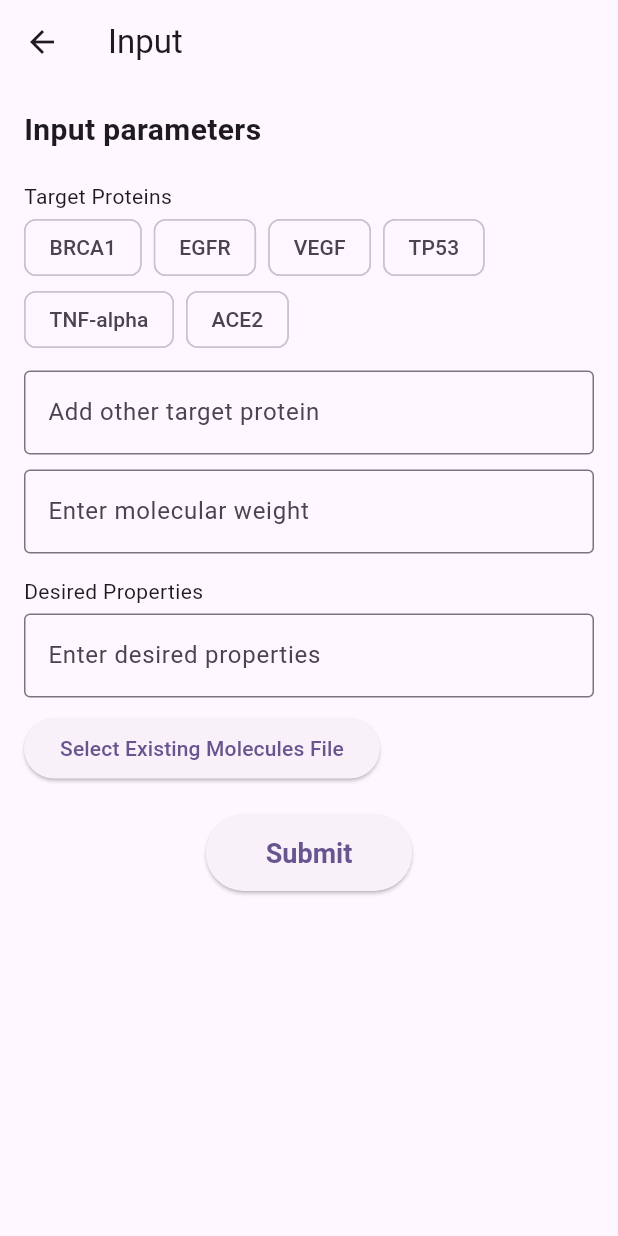
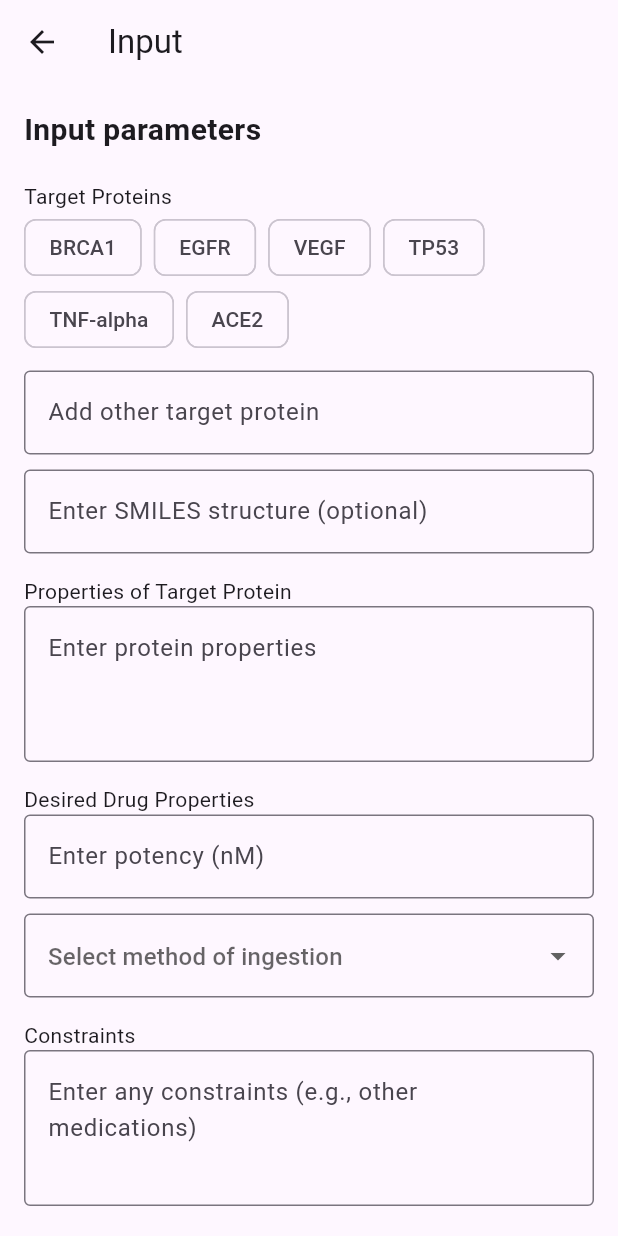
Before and after one commit to sri-harini-m/good-question, a Flutter app: the InputScreen screen opened by its route, on a phone screen of 412 x 824 dp. Run offline on Flutter 3.47's test engine with Material 3 defaults, Android fonts, the phone set to English and light mode, and no system bars; our stand-ins replace flutter_dotenv; network calls fail.

Commit message:
made the input screen prettier

```diff
--- a/lib/screens/ai_generation_screen.dart
+++ b/lib/screens/ai_generation_screen.dart
@@ -13,7 +13,8 @@ class AiGenerationScreen extends StatefulWidget {
 }
 
 class _AiGenerationScreenState extends State<AiGenerationScreen> {
-  String generatedMolecule = "Generating potential molecules...";
+  String generatedMolecule =
+      "Generating potential molecules...\nAI is currently generating potential drug candidates...";
   int elapsedTime = 0;
   bool isPaused = false;
   bool isStopped = false;
@@ -62,7 +63,7 @@ class _AiGenerationScreenState extends State<AiGenerationScreen> {
               'parts': [
                 {
                   'text':
-                      'Generate a potential molecule that interacts with protein, has a molecular weight of approximately, and exhibits properties as $inputData. Just return a molecule and its SMILES notation string maybe, just that nothing else.'
+                      'Generate a potential molecule that interacts with protein, has $inputData. Just return a molecule and its SMILES notation string maybe, just that nothing else. Output :molecular structure of drug candidate (give name if exists as medication already), properties of drug,potential side effects,estimated shelf life (how long till it expires),description of the drug and how it interacts with the protein.'
                 }
               ]
             }
@@ -119,12 +120,12 @@ class _AiGenerationScreenState extends State<AiGenerationScreen> {
                 textAlign: TextAlign.center,
                 style: const TextStyle(fontSize: 16),
               ),
-              const SizedBox(height: 16),
-              const Text(
-                'AI is currently generating potential drug candidates...',
-                textAlign: TextAlign.center,
-                style: TextStyle(fontSize: 16),
-              ),
+              // const SizedBox(height: 16),
+              // const Text(
+              //   'AI is currently generating potential drug candidates...',
+              //   textAlign: TextAlign.center,
+              //   style: TextStyle(fontSize: 16),
+              // ),
               const SizedBox(height: 20),
               Text(
                 'Time elapsed: ${elapsedTime}s',
--- a/lib/screens/input_screen.dart
+++ b/lib/screens/input_screen.dart
@@ -10,10 +10,28 @@ class InputScreen extends StatefulWidget {
 class _InputScreenState extends State<InputScreen> {
   List<String> selectedProteins = [];
   String otherProtein = '';
-  String molecularWeight = '';
-  List<String> proteinOptions = ['BRCA1', 'EGFR', 'VEGF', 'TP53', 'TNF-alpha', 'ACE2'];
+  String smileStructure = '';
+  String proteinProperties = '';
+  String potency = '';
+  String? ingestionMethod;
+  String constraints = '';
   String? filePath;
 
+  List<String> proteinOptions = [
+    'BRCA1',
+    'EGFR',
+    'VEGF',
+    'TP53',
+    'TNF-alpha',
+    'ACE2'
+  ];
+  List<String> ingestionOptions = [
+    'Injection',
+    'Pill',
+    'Syrup',
+    'Dissolving in Water',
+    'Inhaling'
+  ];
 
   @override
   Widget build(BuildContext context) {
@@ -58,55 +76,79 @@ class _InputScreenState extends State<InputScreen> {
                   hintText: 'Add other target protein',
                   border: OutlineInputBorder(),
                 ),
-                onChanged: (value) {
+                onChanged: (value) => setState(() => otherProtein = value),
+              ),
+              const SizedBox(height: 10),
+              TextField(
+                decoration: const InputDecoration(
+                  hintText: 'Enter SMILES structure (optional)',
+                  border: OutlineInputBorder(),
+                ),
+                onChanged: (value) => setState(() => smileStructure = value),
+              ),
+              const SizedBox(height: 15),
+              const Text('Properties of Target Protein'),
+              TextFormField(
+                decoration: const InputDecoration(
+                  hintText: 'Enter protein properties',
+                  border: OutlineInputBorder(),
+                ),
+                keyboardType: TextInputType.multiline,
+                maxLines: 3,
+                onChanged: (value) => setState(() => proteinProperties = value),
+              ),
+              const SizedBox(height: 15),
+              const Text('Desired Drug Properties'),
+              TextFormField(
+                decoration: const InputDecoration(
+                  hintText: 'Enter potency (nM)',
+                  border: OutlineInputBorder(),
+                ),
+                keyboardType: TextInputType.number,
+                onChanged: (value) => setState(() => potency = value),
+              ),
+              const SizedBox(height: 10),
+              DropdownButtonFormField<String>(
+                decoration: const InputDecoration(
+                  hintText: 'Select method of ingestion',
+                  border: OutlineInputBorder(),
+                ),
+                value: ingestionMethod,
+                items: ingestionOptions.map((String method) {
+                  return DropdownMenuItem<String>(
+                    value: method,
+                    child: Text(method),
+                  );
+                }).toList(),
+                onChanged: (String? newValue) {
                   setState(() {
-                    otherProtein = value;
+                    ingestionMethod = newValue;
                   });
                 },
               ),
-              const SizedBox(height: 10),
+              const SizedBox(height: 15),
+              const Text('Constraints'),
               TextFormField(
                 decoration: const InputDecoration(
-                  hintText: 'Enter molecular weight',
-                  border: OutlineInputBorder(),
-                ),
-                onChanged: (value) => molecularWeight = value,
-              ),
-              const SizedBox(height: 15),
-              const Text("Desired Properties"),
-              const SizedBox(height: 5),
-              TextFormField(
-                decoration: const InputDecoration(
-                  hintText: 'Enter desired properties',
+                  hintText: 'Enter any constraints (e.g., other medications)',
                   border: OutlineInputBorder(),
                 ),
                 keyboardType: TextInputType.multiline,
-                maxLines: null,
-                onChanged: (value) => otherProtein = value,
+                maxLines: 3,
+                onChanged: (value) => setState(() => constraints = value),
               ),
               const SizedBox(height: 10),
               ElevatedButton(
                 onPressed: () async {
-                  // FilePickerResult? result = await FilePicker.platform.pickFiles();
-
-                  // if (result != null) {
-                  //     setState(() {
-                  //        filePath = result.files.single.path;
-                  //     });
-
-                  //   print('File path: ${result.files.single.path}');
-                  // } else {
-                  //   print('No file selected');
-                  // }
+                  print("idk");
                 },
-                child: const Text('Select Existing Molecules File'),
+                child: const Text('Upload Report'),
               ),
-                 if (filePath != null)
+              if (filePath != null)
                 Padding(
-                  padding: const EdgeInsets.only(top:8.0),
+                  padding: const EdgeInsets.only(top: 8.0),
                   child: Text('Selected file path: $filePath'),
                 ),
-
               const SizedBox(height: 20),
               Center(
                 child: ElevatedButton(
@@ -129,8 +171,14 @@ class _InputScreenState extends State<InputScreen> {
 
   void _submitData() {
     String userInput = 'Selected Proteins: ${selectedProteins.join(", ")}\n'
-        'Molecular Weight: $molecularWeight\n'
-        'Other Protein: $otherProtein';
+        'Other Protein: $otherProtein\n'
+        'SMILES Structure: $smileStructure\n'
+        'Protein Properties: $proteinProperties\n'
+        'Desired Potency: $potency nM\n'
+        'Ingestion Method: ${ingestionMethod ?? "Not specified"}\n'
+        'Constraints: $constraints\n'
+        'File Path: ${filePath ?? "None"}';
+
     print(userInput);
 
     Navigator.pushNamed(
```
